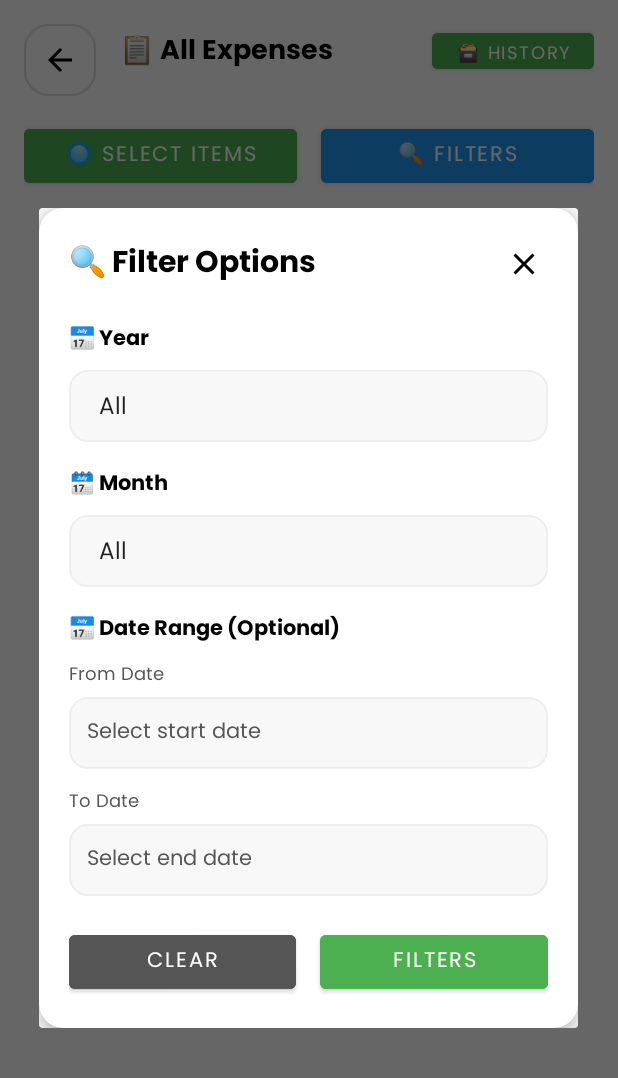
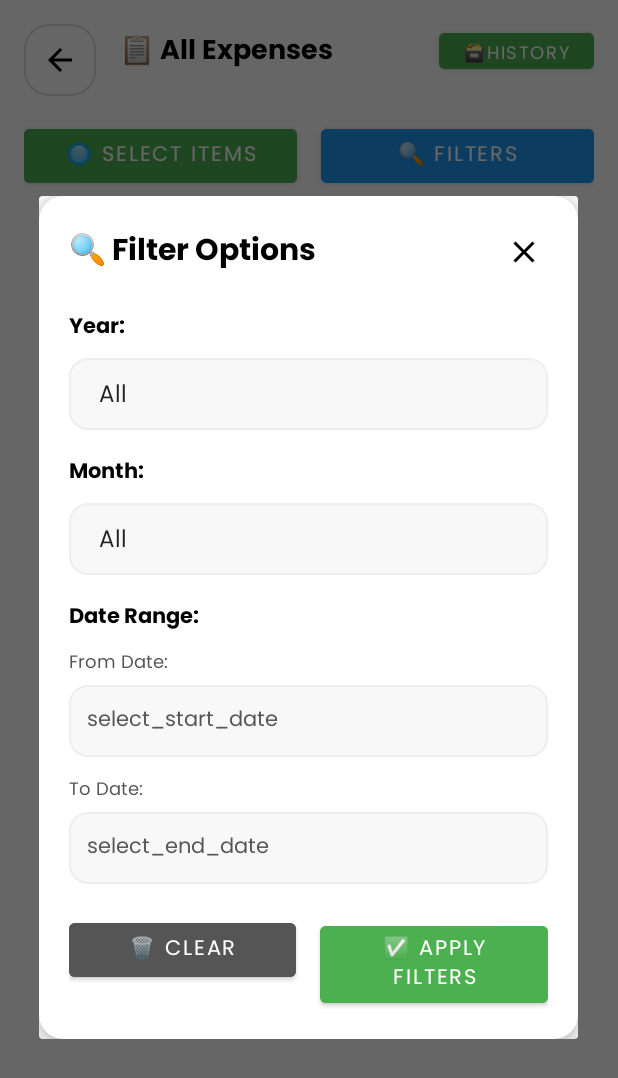
Before and after one commit to kaungthant-w/expense-android, an Android app: the AllListActivity screen opened directly, with no data from a screen before it, after a tap on "🔍 FILTERS", on a phone screen of 412 x 824 dp. Shown: the top 1078 px of the screen. Run offline under Robolectric (Android 15) with nearby library versions, the phone set to English and light mode, and no system bars.

Commit message:
add translate all page filter modal

```diff
--- a/app/src/main/java/com/example/myapplication/AllListActivity.kt
+++ b/app/src/main/java/com/example/myapplication/AllListActivity.kt
@@ -83,14 +83,21 @@ class AllListActivity : BaseActivity(), NavigationView.OnNavigationItemSelectedL
     private var currentMonthFilter = 0
     private var currentStartDate = ""
     private var currentEndDate = ""
+      override fun onCreate(savedInstanceState: Bundle?) {
+        super.onCreate(savedInstanceState)
+        setContentView(R.layout.activity_all_list)
 
-    override fun onCreate(savedInstanceState: Bundle?) {        super.onCreate(savedInstanceState)
-        setContentView(R.layout.activity_all_list)
         initViews()
         setupNavigationDrawer()
         setupSharedPreferences()
         setupRecyclerView()
         setupStaticTexts()
+
+        // Initialize filter values with translated text
+        if (currentYearFilter.isEmpty()) {
+            currentYearFilter = languageManager.getString("filter_all")
+        }
+
         loadAllExpenses()
         updateNavigationMenuTitles()
 
@@ -195,6 +202,9 @@ class AllListActivity : BaseActivity(), NavigationView.OnNavigationItemSelectedL
         val buttonModalApplyFilter = dialogView.findViewById<Button>(R.id.buttonModalApplyFilter)
         val buttonModalClearFilters = dialogView.findViewById<Button>(R.id.buttonModalClearFilters)
 
+        // Set dynamic text for modal elements
+        setupModalTexts(dialogView, buttonModalApplyFilter, buttonModalClearFilters)
+
         // Setup modal components
         setupModalSpinners()
         setupModalDatePickers()
@@ -218,17 +228,29 @@ class AllListActivity : BaseActivity(), NavigationView.OnNavigationItemSelectedL
 
         dialog.show()
     }
-
       private fun setupModalSpinners() {
         // Setup year spinner
-        val years = listOf("All") + (2020..2030).map { it.toString() }
+        val years = listOf(languageManager.getString("filter_all")) + (2020..2030).map { it.toString() }
         val yearAdapter = ArrayAdapter(this, android.R.layout.simple_spinner_item, years)
         yearAdapter.setDropDownViewResource(android.R.layout.simple_spinner_dropdown_item)
         modalSpinnerYear.adapter = yearAdapter
 
         // Setup month spinner
-        val months = listOf("All", "January", "February", "March", "April", "May", "June",
-            "July", "August", "September", "October", "November", "December")
+        val months = listOf(
+            languageManager.getString("filter_all"),
+            languageManager.getString("month_january"),
+            languageManager.getString("month_february"),
+            languageManager.getString("month_march"),
+            languageManager.getString("month_april"),
+            languageManager.getString("month_may"),
+            languageManager.getString("month_june"),
+            languageManager.getString("month_july"),
+            languageManager.getString("month_august"),
+            languageManager.getString("month_september"),
+            languageManager.getString("month_october"),
+            languageManager.getString("month_november"),
+            languageManager.getString("month_december")
+        )
         val monthAdapter = ArrayAdapter(this, android.R.layout.simple_spinner_item, months)
         monthAdapter.setDropDownViewResource(android.R.layout.simple_spinner_dropdown_item)
         modalSpinnerMonth.adapter = monthAdapter
@@ -267,15 +289,14 @@ class AllListActivity : BaseActivity(), NavigationView.OnNavigationItemSelectedL
         modalEditTextStartDate.setText(currentStartDate)
         modalEditTextEndDate.setText(currentEndDate)
     }
-
       private fun applyModalFilters() {
-        currentYearFilter = modalSpinnerYear.selectedItem?.toString() ?: "All"
+        currentYearFilter = modalSpinnerYear.selectedItem?.toString() ?: languageManager.getString("filter_all")
         currentMonthFilter = modalSpinnerMonth.selectedItemPosition
         currentStartDate = modalEditTextStartDate.text.toString().trim()
         currentEndDate = modalEditTextEndDate.text.toString().trim()
 
         // Check if any filters are active
-        isFiltersActive = currentYearFilter != "All" ||
+        isFiltersActive = currentYearFilter != languageManager.getString("filter_all") ||
                          currentMonthFilter > 0 ||
                          currentStartDate.isNotEmpty() ||
                          currentEndDate.isNotEmpty()
@@ -294,27 +315,40 @@ class AllListActivity : BaseActivity(), NavigationView.OnNavigationItemSelectedL
         modalEditTextStartDate.text.clear()
         modalEditTextEndDate.text.clear()
     }
-
       private fun showFilterStatus() {
         cardViewFilterStatus.visibility = View.VISIBLE
 
         val filterText = buildString {
-            append("🔍 Filters: ")
+            append(languageManager.getString("filter_status_prefix"))
+            append(" ")
             val filters = mutableListOf<String>()
 
-            if (currentYearFilter != "All") {
-                filters.add("Year: $currentYearFilter")
+            if (currentYearFilter != languageManager.getString("filter_all")) {
+                filters.add("${languageManager.getString("filter_year_prefix")} $currentYearFilter")
             }
             if (currentMonthFilter > 0) {
-                val monthNames = listOf("", "Jan", "Feb", "Mar", "Apr", "May", "Jun",
-                    "Jul", "Aug", "Sep", "Oct", "Nov", "Dec")
-                filters.add("Month: ${monthNames[currentMonthFilter]}")
+                val monthNames = listOf(
+                    "",
+                    languageManager.getString("month_jan"),
+                    languageManager.getString("month_feb"),
+                    languageManager.getString("month_mar"),
+                    languageManager.getString("month_apr"),
+                    languageManager.getString("month_may_short"),
+                    languageManager.getString("month_jun"),
+                    languageManager.getString("month_jul"),
+                    languageManager.getString("month_aug"),
+                    languageManager.getString("month_sep"),
+                    languageManager.getString("month_oct"),
+                    languageManager.getString("month_nov"),
+                    languageManager.getString("month_dec")
+                )
+                filters.add("${languageManager.getString("filter_month_prefix")} ${monthNames[currentMonthFilter]}")
             }
             if (currentStartDate.isNotEmpty()) {
-                filters.add("From: $currentStartDate")
+                filters.add("${languageManager.getString("filter_from_prefix")} $currentStartDate")
             }
             if (currentEndDate.isNotEmpty()) {
-                filters.add("To: $currentEndDate")
+                filters.add("${languageManager.getString("filter_to_prefix")} $currentEndDate")
             }
 
             append(filters.joinToString(", "))
@@ -323,8 +357,7 @@ class AllListActivity : BaseActivity(), NavigationView.OnNavigationItemSelectedL
         textViewFilterStatus.text = filterText
     }
 
-    private fun clearAllFilters() {
-        currentYearFilter = "All"
+    private fun clearAllFilters() {        currentYearFilter = languageManager.getString("filter_all")
         currentMonthFilter = 0
         currentStartDate = ""
         currentEndDate = ""
@@ -360,9 +393,8 @@ class AllListActivity : BaseActivity(), NavigationView.OnNavigationItemSelectedL
 
     private fun filterExpenses(): List<ExpenseItem> {
         var filtered = originalExpenses.toList()
-
           // Year filter
-        if (currentYearFilter.isNotEmpty() && currentYearFilter != "All") {
+        if (currentYearFilter.isNotEmpty() && currentYearFilter != languageManager.getString("filter_all")) {
             filtered = filtered.filter { expense ->
                 val expenseYear = expense.date.split("/").lastOrNull()
                 expenseYear == currentYearFilter
@@ -657,13 +689,15 @@ class AllListActivity : BaseActivity(), NavigationView.OnNavigationItemSelectedL
         toggle.syncState()
         navigationView.setNavigationItemSelectedListener(this)
     }
-
       private fun setupStaticTexts() {
         // Update action bar title
         supportActionBar?.title = languageManager.getString("all_list_title")
 
         // Update title TextView if it exists
         findViewById<TextView>(R.id.textViewTitle)?.text = languageManager.getString("all_list_title")
+
+        // Update History button text
+        findViewById<Button>(R.id.buttonViewHistory)?.text = languageManager.getString("history_button")
 
         // Update selection mode texts
         updateSelectionModeTexts()
@@ -819,4 +853,30 @@ class AllListActivity : BaseActivity(), NavigationView.OnNavigationItemSelectedL
             }
         }
     }
+
+    private fun setupModalTexts(dialogView: View, buttonModalApplyFilter: Button, buttonModalClearFilters: Button) {
+        // Set modal title
+        dialogView.findViewById<TextView>(R.id.textFilterModalTitle)?.text =
+            languageManager.getString("filter_modal_title")
+
+        // Set field labels
+        dialogView.findViewById<TextView>(R.id.textYearLabel)?.text =
+            languageManager.getString("filter_year_label")
+        dialogView.findViewById<TextView>(R.id.textMonthLabel)?.text =
+            languageManager.getString("filter_month_label")
+        dialogView.findViewById<TextView>(R.id.textDateRangeLabel)?.text =
+            languageManager.getString("filter_date_range_label")
+        dialogView.findViewById<TextView>(R.id.textFromDateLabel)?.text =
+            languageManager.getString("filter_from_date_label")
+        dialogView.findViewById<TextView>(R.id.textToDateLabel)?.text =
+            languageManager.getString("filter_to_date_label")
+
+        // Set button text
+        buttonModalApplyFilter.text = languageManager.getString("filter_apply_button")
+        buttonModalClearFilters.text = languageManager.getString("filter_clear_button")
+
+        // Set date picker hints
+        modalEditTextStartDate.hint = languageManager.getString("select_start_date")
+        modalEditTextEndDate.hint = languageManager.getString("select_end_date")
     }
+}
--- a/app/src/main/res/layout/item_history.xml
+++ b/app/src/main/res/layout/item_history.xml
@@ -28,7 +28,7 @@
         <!-- Action buttons -->
         <LinearLayout android:layout_width="match_parent" android:layout_height="wrap_content" android:orientation="horizontal" android:weightSum="2">
 
-            <Button android:id="@+id/buttonRestore" android:layout_width="0dp" android:layout_height="wrap_content" android:layout_weight="1" android:layout_marginEnd="8dp" android:text="↶ Restore" android:textColor="@android:color/white" android:background="@drawable/glassmorphism_button" android:textSize="14sp" android:padding="12dp" />
+            <Button android:id="@+id/buttonRestore" android:layout_width="0dp" android:layout_height="wrap_content" android:layout_weight="1" android:layout_marginEnd="8dp" android:text="↶ Restore" android:textColor="@android:color/white" android:backgroundTint="#6200ee" android:textSize="14sp" android:padding="12dp" />
 
             <Button android:id="@+id/buttonDeletePermanently" android:layout_width="0dp" android:layout_height="wrap_content" android:layout_weight="1" android:layout_marginStart="8dp" android:text="🗑️ Delete" android:textColor="@android:color/white" android:backgroundTint="#F44336" android:textSize="14sp" android:padding="12dp" />
 
--- a/app/src/main/res/layout/modal_filter.xml
+++ b/app/src/main/res/layout/modal_filter.xml
@@ -20,9 +20,8 @@
             android:layout_height="wrap_content"
             android:orientation="horizontal"
             android:layout_marginBottom="20dp"
-            android:gravity="center_vertical">
-
-            <TextView
+            android:gravity="center_vertical">            <TextView
+                android:id="@+id/textFilterModalTitle"
                 android:layout_width="0dp"
                 android:layout_height="wrap_content"
                 android:layout_weight="1"
@@ -46,9 +45,8 @@
             android:layout_width="match_parent"
             android:layout_height="wrap_content"
             android:orientation="vertical"
-            android:layout_marginBottom="16dp">
-
-            <TextView
+            android:layout_marginBottom="16dp">            <TextView
+                android:id="@+id/textYearLabel"
                 android:layout_width="match_parent"
                 android:layout_height="wrap_content"
                 android:text="📅 Year"
@@ -71,9 +69,8 @@
             android:layout_width="match_parent"
             android:layout_height="wrap_content"
             android:orientation="vertical"
-            android:layout_marginBottom="16dp">
-
-            <TextView
+            android:layout_marginBottom="16dp">            <TextView
+                android:id="@+id/textMonthLabel"
                 android:layout_width="match_parent"
                 android:layout_height="wrap_content"
                 android:text="🗓️ Month"
@@ -89,10 +86,9 @@
                 android:background="@drawable/input_background"
                 android:padding="12dp" />
 
-        </LinearLayout>
-
-        <!-- Date Range Section -->
+        </LinearLayout>        <!-- Date Range Section -->
         <TextView
+            android:id="@+id/textDateRangeLabel"
             android:layout_width="match_parent"
             android:layout_height="wrap_content"
             android:text="📅 Date Range (Optional)"
@@ -106,9 +102,8 @@
             android:layout_width="match_parent"
             android:layout_height="wrap_content"
             android:orientation="vertical"
-            android:layout_marginBottom="12dp">
-
-            <TextView
+            android:layout_marginBottom="12dp">            <TextView
+                android:id="@+id/textFromDateLabel"
                 android:layout_width="match_parent"
                 android:layout_height="wrap_content"
                 android:text="From Date"
@@ -136,9 +131,8 @@
             android:layout_width="match_parent"
             android:layout_height="wrap_content"
             android:orientation="vertical"
-            android:layout_marginBottom="20dp">
-
-            <TextView
+            android:layout_marginBottom="20dp">            <TextView
+                android:id="@+id/textToDateLabel"
                 android:layout_width="match_parent"
                 android:layout_height="wrap_content"
                 android:text="To Date"
@@ -165,24 +159,20 @@
         <LinearLayout
             android:layout_width="match_parent"
             android:layout_height="wrap_content"
-            android:orientation="horizontal">
-
-            <Button
+            android:orientation="horizontal">            <Button
                 android:id="@+id/buttonModalClearFilters"
                 android:layout_width="0dp"
                 android:layout_height="wrap_content"
                 android:layout_weight="1"
-                android:text="clear"
+                android:text=""
                 android:backgroundTint="?attr/textSecondaryColor"
                 android:textColor="@android:color/white"
-                android:layout_marginEnd="8dp" />
-
-            <Button
+                android:layout_marginEnd="8dp" />            <Button
                 android:id="@+id/buttonModalApplyFilter"
                 android:layout_width="0dp"
                 android:layout_height="wrap_content"
                 android:layout_weight="1"
-                android:text="Filters"
+                android:text=""
                 android:backgroundTint="?attr/accentColor"
                 android:textColor="@android:color/white"
                 android:layout_marginStart="8dp" />
```
Also changed, not shown: app/src/main/assets/lang/strings_en.json (+47 -3 lines), app/src/main/assets/lang/strings_ja.json (+47 -3 lines), app/src/main/assets/lang/strings_mm.json (+47 -3 lines), app/src/main/assets/lang/strings_zh.json (+46 -1 lines), app/src/main/java/com/example/myapplication/CurrencyExchangeActivity.kt (+8 -12 lines), 2 other files. Lines whose indentation alone changed are shown as unchanged.
